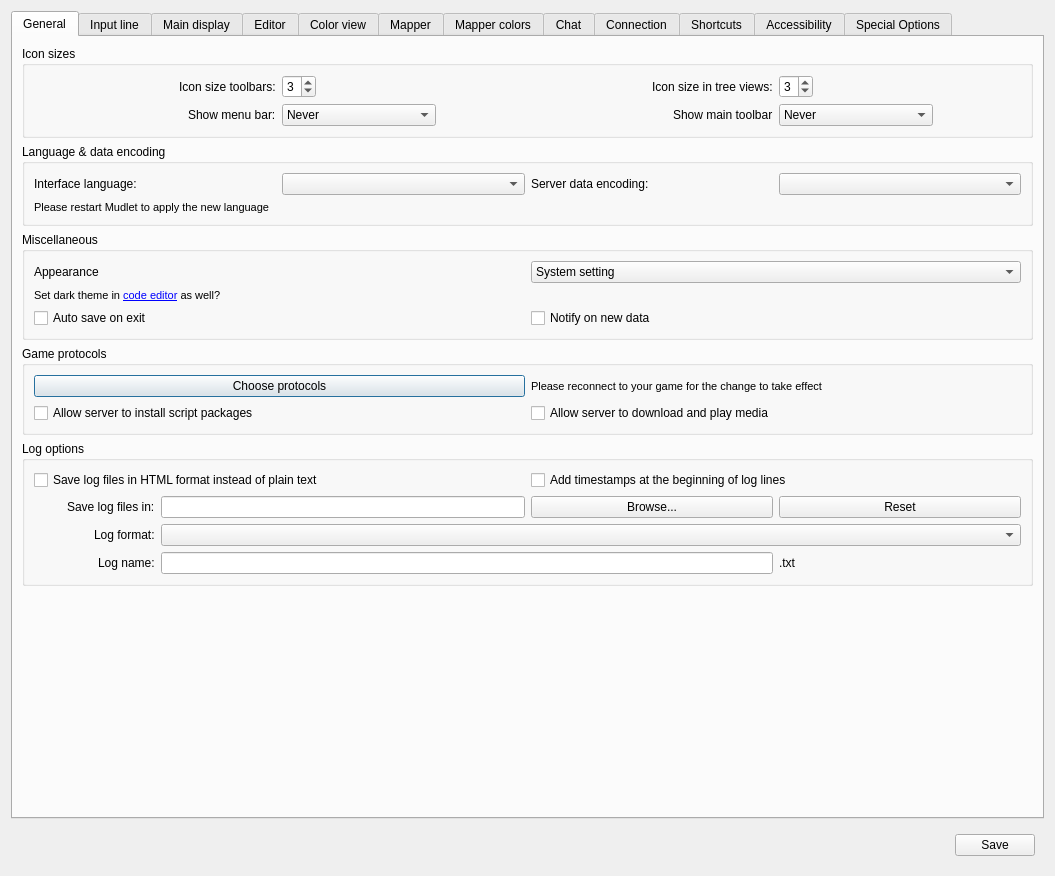
Above: src/ui/profile_preferences.ui from Mudlet/Mudlet before the change. Below: the same form after it.
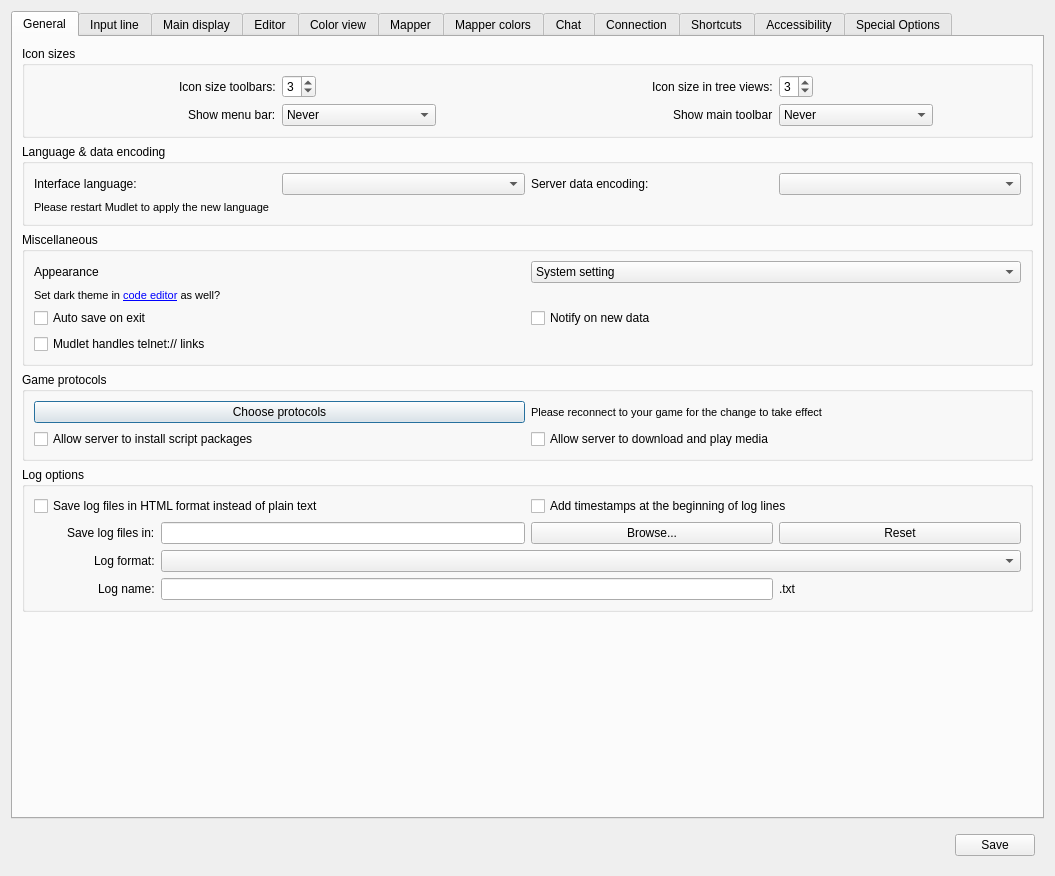
That is the form after the change. The open tabs and pages were chosen to show the change. Icons and pictures are not drawn. Custom widgets are drawn as their Qt base class.

Patch:
```diff
--- a/src/ui/profile_preferences.ui
+++ b/src/ui/profile_preferences.ui
@@ -296,6 +296,16 @@
             </property>
            </widget>
           </item>
+          <item row="3" column="0" colspan="2">
+           <widget class="QCheckBox" name="telnetHandlerEnabled">
+            <property name="text">
+             <string>Mudlet handles telnet:// links</string>
+            </property>
+            <property name="toolTip">
+             <string>&lt;p&gt;If checked, Mudlet will be registered as the default handler for telnet:// links in your system.&lt;/p&gt;</string>
+            </property>
+           </widget>
+          </item>
          </layout>
         </widget>
        </item>
```
